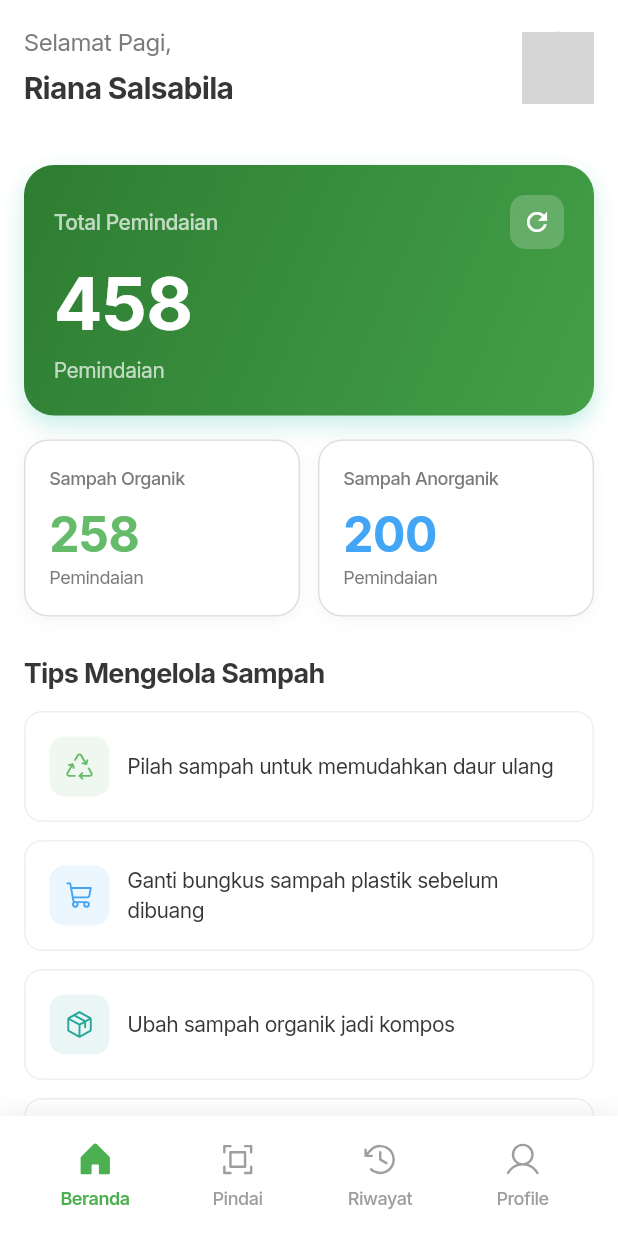
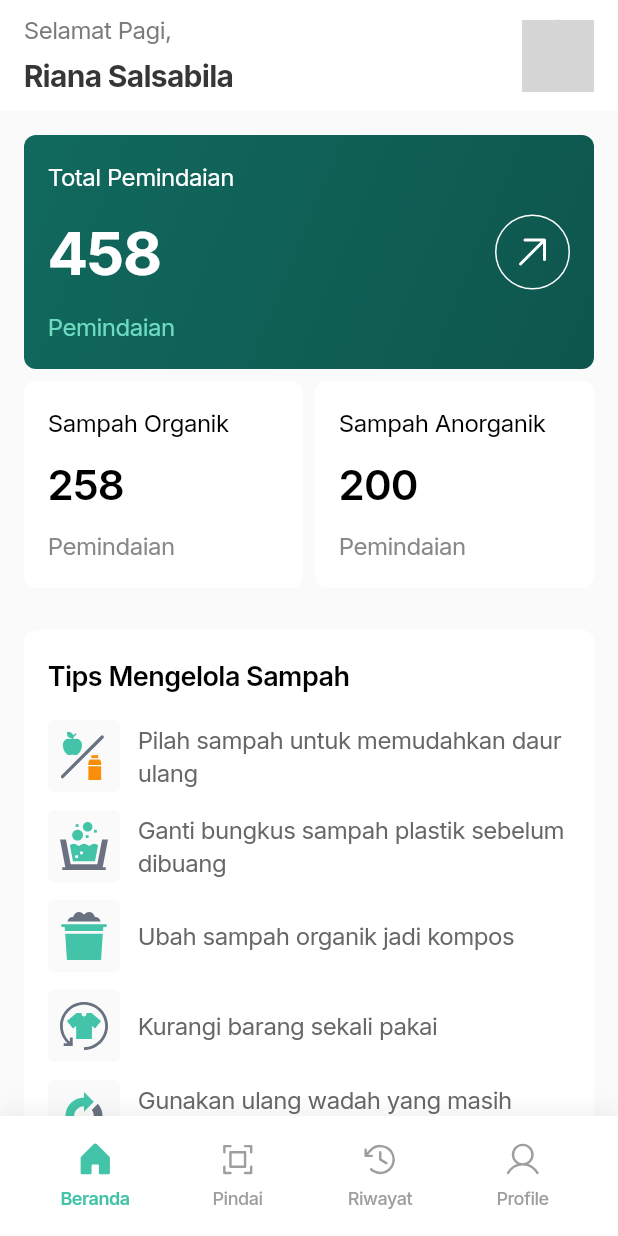
Before and after one commit to ckckckcz/PBL-Mobile, a Flutter app: the MainNavigation screen opened by its route, on a phone screen of 412 x 824 dp. Run offline on Flutter 3.47's test engine with Material 3 defaults, Android fonts, the phone set to English and light mode, and no system bars; drawn by our look-alikes of flutter_animate; our stand-ins replace camera, carousel_slider, device_info_plus, flutter_svg, google_fonts, image_picker and 4 more; accounts and stored records are empty; network calls fail; grey boxes are pictures that could not be loaded.

Commit message:
feat: Migrate tip images from PNG to SVG, update dashboard layout, and standardize UI colors.

```diff
--- a/frontend/lib/pages/dashboard_page.dart
+++ b/frontend/lib/pages/dashboard_page.dart
@@ -2,6 +2,7 @@ import 'package:flutter/material.dart';
 import 'package:flutter_animate/flutter_animate.dart';
 import 'package:phosphor_flutter/phosphor_flutter.dart';
 import '../constants/app_colors.dart';
+import '../theme/app_typography.dart';
 import '../widgets/common_widgets.dart';
 import '../widgets/eco_tips_carousel.dart';
 import '../widgets/tips_list_widget.dart';
@@ -24,7 +25,20 @@ class _DashboardPageState extends State<DashboardPage> {
 
   @override
   Widget build(BuildContext context) {
-    return RefreshIndicator(
+    return SafeArea(
+      child: Container(
+        color: AppColors.neutral[50],
+        child: Column(
+          children: [
+            // Fixed Header
+            _buildHeader()
+                .animate()
+                .fadeIn(duration: 400.ms)
+                .slideY(begin: -0.2, end: 0),
+
+            // Scrollable Content
+            Expanded(
+              child: RefreshIndicator(
                 onRefresh: () async {
                   await Future.delayed(const Duration(seconds: 1));
                   if (mounted) {
@@ -40,15 +54,9 @@ class _DashboardPageState extends State<DashboardPage> {
                 child: SingleChildScrollView(
                   physics: const AlwaysScrollableScrollPhysics(),
                   child: Column(
-              crossAxisAlignment: CrossAxisAlignment.start,
+                    crossAxisAlignment: CrossAxisAlignment.stretch,
                     children: [
-                // Header with profile
-                _buildHeader()
-                    .animate()
-                    .fadeIn(duration: 400.ms)
-                    .slideY(begin: -0.2, end: 0),
-
-                const SizedBox(height: 20),
+                      const SizedBox(height: 16),
 
                       // Total Pemindaian Card
                       Padding(
@@ -59,7 +67,7 @@ class _DashboardPageState extends State<DashboardPage> {
                             .slideY(begin: 0.2, end: 0),
                       ),
 
-                const SizedBox(height: 16),
+                      const SizedBox(height: 8),
 
                       // Stats Row (Organik & Anorganik)
                       Padding(
@@ -70,28 +78,37 @@ class _DashboardPageState extends State<DashboardPage> {
                             .slideY(begin: 0.2, end: 0),
                       ),
 
-                const SizedBox(height: 24),
+                      const SizedBox(height: 12),
 
                       // Tips Mengelola Sampah
-                Padding(
-                  padding: const EdgeInsets.symmetric(horizontal: 16),
+                      Container(
+                        margin: const EdgeInsets.all(16),
+                        padding: const EdgeInsets.all(16),
+                        decoration: BoxDecoration(
+                          color: Colors.white,
+                          borderRadius: BorderRadius.circular(8),
+                        ),
                         child: Column(
                           crossAxisAlignment: CrossAxisAlignment.start,
                           children: [
                             Text(
                               'Tips Mengelola Sampah',
-                        style: Theme.of(context).textTheme.titleLarge?.copyWith(
-                              fontWeight: FontWeight.bold,
-                              fontSize: 18,
+                              style: AppTypography.bodyLargeSemibold.copyWith(
+                                color: Colors.black,
                               ),
                             ),
-                      const SizedBox(height: 12),
+                            const SizedBox(height: 16),
                             const TipsListWidget(),
                           ],
+                        ),
                       ).animate().fadeIn(delay: 300.ms, duration: 400.ms),
+
+                      const SizedBox(height: 16),
+                    ],
                   ),
-
-                const SizedBox(height: 100),
+                ),
+              ),
+            ),
           ],
         ),
       ),
@@ -100,12 +117,13 @@ class _DashboardPageState extends State<DashboardPage> {
 
   Widget _buildHeader() {
     return Container(
-      padding: const EdgeInsets.all(16),
+      color: Colors.white,
+      padding: const EdgeInsets.symmetric(horizontal: 16, vertical: 8),
       child: Row(
         children: [
           Expanded(
             child: Column(
-              crossAxisAlignment: CrossAxisAlignment.start,
+              crossAxisAlignment: CrossAxisAlignment.stretch,
               children: [
                 Text(
                   'Selamat Pagi,',
@@ -143,68 +161,60 @@ class _DashboardPageState extends State<DashboardPage> {
 
   Widget _buildTotalScansCard() {
     return Container(
-      padding: const EdgeInsets.all(20),
+      padding: const EdgeInsets.all(16),
       decoration: BoxDecoration(
         gradient: const LinearGradient(
-          colors: [Color(0xFF2E7D32), Color(0xFF43A047)],
+          colors: [Color(0xFF11695E), Color(0xFF0E564D)],
           begin: Alignment.topLeft,
           end: Alignment.bottomRight,
         ),
-        borderRadius: BorderRadius.circular(20),
-        boxShadow: [
-          BoxShadow(
-            color: AppColors.primary.withOpacity(0.3),
-            blurRadius: 12,
-            offset: const Offset(0, 6),
+        borderRadius: BorderRadius.circular(8),
       ),
-        ],
-      ),
+      child: Row(
+        children: [
+          Expanded(
             child: Column(
+              spacing: 8,
               crossAxisAlignment: CrossAxisAlignment.start,
               children: [
                 Row(
                   mainAxisAlignment: MainAxisAlignment.spaceBetween,
                   children: [
-              const Text(
+                    Text(
                       'Total Pemindaian',
-                style: TextStyle(
-                  color: Colors.white70,
-                  fontSize: 14,
-                  fontWeight: FontWeight.w500,
+                      style: AppTypography.bodyMediumRegular.copyWith(
+                        color: Colors.white,
+                      ),
+                    ),
+                  ],
+                ),
+                Text(
+                  '$totalScans',
+                  style: AppTypography.display2Bold.copyWith(
+                    color: Colors.white,
+                  ),
+                ),
+                Text(
+                  'Pemindaian',
+                  style: AppTypography.bodyMediumRegular.copyWith(
+                    color: AppColors.primaryLight,
+                  ),
+                ),
+              ],
             ),
           ),
           Container(
             padding: const EdgeInsets.all(8),
             decoration: BoxDecoration(
-                  color: Colors.white.withOpacity(0.2),
-                  borderRadius: BorderRadius.circular(10),
+              shape: BoxShape.circle,
+              border: Border.all(color: Colors.white, width: 1),
             ),
-                child: const Icon(
-                  Icons.refresh,
+            child: Icon(
+              PhosphorIcons.arrowUpRight(PhosphorIconsStyle.regular),
+              size: 32,
               color: Colors.white,
-                  size: 20,
             ),
-              ),
-            ],
-          ),
-          const SizedBox(height: 8),
-          Text(
-            '$totalScans',
-            style: const TextStyle(
-              color: Colors.white,
-              fontSize: 48,
-              fontWeight: FontWeight.bold,
-              height: 1.2,
-            ),
-          ),
-          const SizedBox(height: 4),
-          const Text(
-            'Pemindaian',
-            style: TextStyle(
-              color: Colors.white70,
-              fontSize: 14,
-            ),
-          ),
+          )
         ],
       ),
     );
@@ -221,7 +231,7 @@ class _DashboardPageState extends State<DashboardPage> {
             color: const Color(0xFF66BB6A),
           ),
         ),
-        const SizedBox(width: 12),
+        const SizedBox(width: 8),
         Expanded(
           child: _buildStatCard(
             title: 'Sampah Anorganik',
@@ -241,46 +251,33 @@ class _DashboardPageState extends State<DashboardPage> {
     required Color color,
   }) {
     return Container(
+      width: double.infinity,
       padding: const EdgeInsets.all(16),
       decoration: BoxDecoration(
         color: Colors.white,
-        borderRadius: BorderRadius.circular(16),
-        border: Border.all(color: AppColors.border),
-        boxShadow: [
-          BoxShadow(
-            color: Colors.black.withOpacity(0.04),
-            blurRadius: 8,
-            offset: const Offset(0, 2),
-          ),
-        ],
+        borderRadius: BorderRadius.circular(8),
       ),
       child: Column(
         crossAxisAlignment: CrossAxisAlignment.start,
         children: [
           Text(
             title,
-            style: const TextStyle(
-              fontSize: 12,
-              fontWeight: FontWeight.w500,
-              color: AppColors.textSecondary,
+            style: AppTypography.bodyMediumRegular.copyWith(
+              color: Colors.black,
             ),
           ),
-          const SizedBox(height: 12),
+          const SizedBox(height: 8),
           Text(
             value,
-            style: TextStyle(
-              fontSize: 32,
-              fontWeight: FontWeight.bold,
-              color: color,
-              height: 1,
+            style: AppTypography.heading1Semibold.copyWith(
+              color: Colors.black,
             ),
           ),
-          const SizedBox(height: 4),
+          const SizedBox(height: 8),
           Text(
             subtitle,
-            style: const TextStyle(
-              fontSize: 12,
-              color: AppColors.textSecondary,
+            style: AppTypography.bodyMediumRegular.copyWith(
+              color: AppColors.neutral[600],
             ),
           ),
         ],
--- a/frontend/lib/pages/main_navigation.dart
+++ b/frontend/lib/pages/main_navigation.dart
@@ -4,7 +4,7 @@ import 'dashboard_page.dart';
 import 'scan_page.dart';
 import 'history.dart';
 import 'profile_page.dart';
-
+import '../constants/app_colors.dart';
 
 class MainNavigation extends StatefulWidget {
   final int initialIndex;
@@ -113,7 +113,7 @@ class _MainNavigationState extends State<MainNavigation> {
     required int index,
   }) {
     final bool isActive = _currentIndex == index;
-    final Color activeColor = const Color(0xFF4CAF50);
+    final Color activeColor = AppColors.primary;
     final Color inactiveColor = const Color(0xFF9E9E9E);
 
     return Expanded(
--- a/frontend/lib/widgets/tips_list_widget.dart
+++ b/frontend/lib/widgets/tips_list_widget.dart
@@ -1,6 +1,8 @@
 import 'package:flutter/material.dart';
-import 'package:phosphor_flutter/phosphor_flutter.dart';
+import 'package:flutter_svg/flutter_svg.dart';
+
 import '../constants/app_colors.dart';
+import '../theme/app_typography.dart';
 
 class TipsListWidget extends StatelessWidget {
   const TipsListWidget({super.key});
@@ -9,68 +11,56 @@ class TipsListWidget extends StatelessWidget {
   Widget build(BuildContext context) {
     final tips = [
       TipItem(
-        icon: PhosphorIcons.recycle(PhosphorIconsStyle.regular),
-        iconColor: const Color(0xFF66BB6A),
+        imagePath: 'assets/images/tips/id_1.svg',
         text: 'Pilah sampah untuk memudahkan daur ulang',
       ),
       TipItem(
-        icon: PhosphorIcons.shoppingCart(PhosphorIconsStyle.regular),
-        iconColor: const Color(0xFF42A5F5),
+        imagePath: 'assets/images/tips/id_2.svg',
         text: 'Ganti bungkus sampah plastik sebelum dibuang',
       ),
       TipItem(
-        icon: PhosphorIcons.package(PhosphorIconsStyle.regular),
-        iconColor: const Color(0xFF26A69A),
+        imagePath: 'assets/images/tips/id_3.svg',
         text: 'Ubah sampah organik jadi kompos',
       ),
       TipItem(
-        icon: PhosphorIcons.shoppingBag(PhosphorIconsStyle.regular),
-        iconColor: const Color(0xFFFF7043),
+        imagePath: 'assets/images/tips/id_4.svg',
         text: 'Kurangi barang sekali pakai',
       ),
       TipItem(
-        icon: PhosphorIcons.coins(PhosphorIconsStyle.regular),
-        iconColor: const Color(0xFFFFCA28),
+        imagePath: 'assets/images/tips/id_5.svg',
         text: 'Gunakan ulang wadah yang masih layak',
       ),
     ];
 
     return Column(
+      spacing: 12,
       children: tips.map((tip) => _buildTipItem(tip)).toList(),
     );
   }
 
   Widget _buildTipItem(TipItem tip) {
     return Container(
-      margin: const EdgeInsets.only(bottom: 12),
-      padding: const EdgeInsets.all(16),
-      decoration: BoxDecoration(
-        color: Colors.white,
-        borderRadius: BorderRadius.circular(12),
-        border: Border.all(color: AppColors.border.withOpacity(0.5)),
-      ),
       child: Row(
+        spacing: 12,
         children: [
           Container(
-            width: 40,
-            height: 40,
+            width: 48,
+            height: 48,
             decoration: BoxDecoration(
-              color: tip.iconColor.withOpacity(0.1),
-              borderRadius: BorderRadius.circular(10),
+              color: AppColors.neutral[50],
+              borderRadius: BorderRadius.circular(4),
             ),
-            child: Icon(
-              tip.icon,
-              color: tip.iconColor,
-              size: 20,
+            padding: const EdgeInsets.all(8),
+            child: SvgPicture.asset(
+              tip.imagePath,
+              fit: BoxFit.contain,
             ),
           ),
-          const SizedBox(width: 12),
           Expanded(
             child: Text(
               tip.text,
-              style: const TextStyle(
-                fontSize: 14,
-                color: AppColors.textPrimary,
+              style: AppTypography.bodyMediumRegular.copyWith(
+                color: AppColors.neutral[800],
                 height: 1.4,
               ),
             ),
@@ -82,13 +72,11 @@ class TipsListWidget extends StatelessWidget {
 }
 
 class TipItem {
-  final IconData icon;
-  final Color iconColor;
+  final String imagePath;
   final String text;
 
   TipItem({
-    required this.icon,
-    required this.iconColor,
+    required this.imagePath,
     required this.text,
   });
 }
--- a/frontend/pubspec.yaml
+++ b/frontend/pubspec.yaml
@@ -41,6 +41,7 @@ flutter:
     - assets/lottie/
     - assets/images/
     - assets/images/history/
+    - assets/images/tips/
     # Logo untuk Splash
     - assets/images/Logo Icon Pilar.svg
 
```
Also changed, not shown: frontend/assets/images/tips/id_1.png (deleted), frontend/assets/images/tips/id_1.svg (added), frontend/assets/images/tips/id_2.png (deleted), frontend/assets/images/tips/id_2.svg (added), frontend/assets/images/tips/id_3.png (deleted), frontend/assets/images/tips/id_3.svg (added), frontend/assets/images/tips/id_4.png (deleted), frontend/assets/images/tips/id_4.svg (added), frontend/assets/images/tips/id_5.png (deleted), frontend/assets/images/tips/id_5.svg (added). Lines whose indentation alone changed are shown as unchanged.
